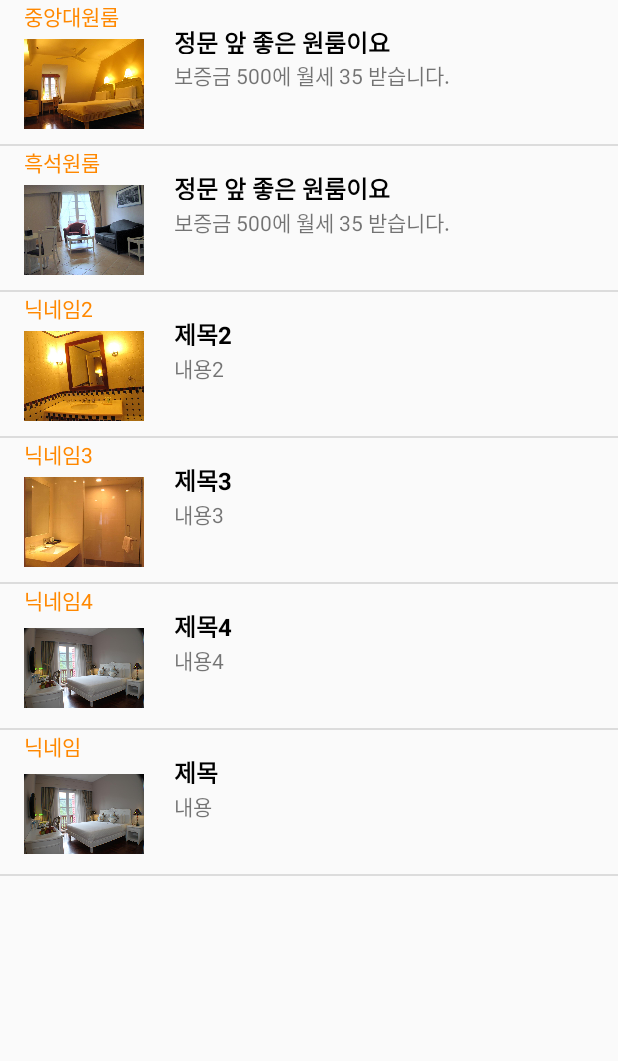
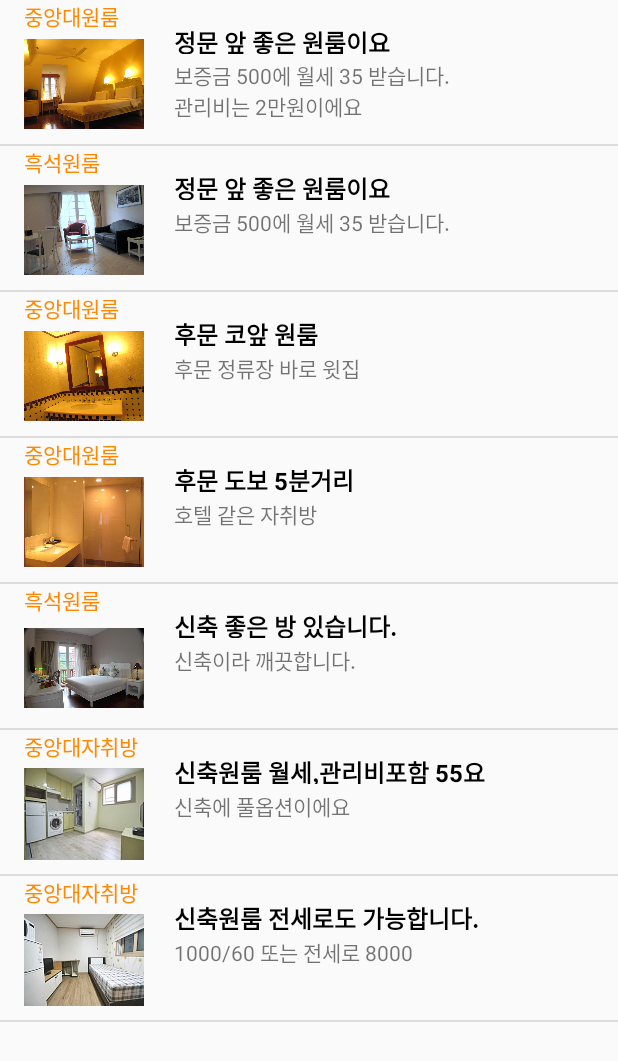
Before and after one commit to HJSUNG/capstone_design, an Android app: the Picture_List_Activity screen opened directly, with no data from a screen before it, on a phone screen of 412 x 824 dp. Shown: the top 1061 px of the screen. Run offline under Robolectric (Android 15) with nearby library versions, the phone set to English and light mode, and no system bars.

Commit message:
merge before

```diff
--- a/HomeSeek/app/src/main/java/csecau/capstone/homeseek/Picture_List_Activity.java
+++ b/HomeSeek/app/src/main/java/csecau/capstone/homeseek/Picture_List_Activity.java
@@ -27,16 +27,19 @@ public class Picture_List_Activity extends Activity {
                 new list_item(R.drawable.room_02,"흑석원룸","정문 앞 좋은 원룸이요","보증금 500에 월세 35 받습니다."));
 
         list_itemArrayList.add(
-                new list_item(R.drawable.room_03,"닉네임2","제목2","내용2"));
+                new list_item(R.drawable.room_03,"중앙대원룸","후문 코앞 원룸","후문 정류장 바로 윗집"));
 
         list_itemArrayList.add(
-                new list_item(R.drawable.room_04,"닉네임3","제목3", "내용3"));
+                new list_item(R.drawable.room_04,"중앙대원룸","후문 도보 5분거리", "호텔 같은 자취방"));
 
         list_itemArrayList.add(
-                new list_item(R.drawable.room_05,"닉네임4","제목4", "내용4"));
+                new list_item(R.drawable.room_05,"흑석원룸","신축 좋은 방 있습니다.", "신축이라 깨끗합니다."));
 
         list_itemArrayList.add(
-                new list_item(R.drawable.room_05,"닉네임","제목", "내용"));
+                new list_item(R.drawable.room_06,"중앙대자취방","신축원룸 월세,관리비포함 55요", "신축에 풀옵션이에요"));
+
+        list_itemArrayList.add(
+                new list_item(R.drawable.room_07,"중앙대자취방","신축원룸 전세로도 가능합니다.", "1000/60 또는 전세로 8000"));
 
 
         pictureListAdapter = new PictureListAdapter(Picture_List_Activity.this, list_itemArrayList);
--- a/HomeSeek/app/src/main/res/layout/picture_list_item.xml
+++ b/HomeSeek/app/src/main/res/layout/picture_list_item.xml
@@ -31,7 +31,7 @@
     <TextView
         android:id="@+id/content_textview"
         android:layout_width="200dp"
-        android:layout_height="20dp"
+        android:layout_height="wrap_content"
         android:layout_marginStart="116dp"
         android:layout_marginTop="40dp"
         android:text="Content"
```
Also changed, not shown: HomeSeek/app/src/main/res/drawable/room_06.jpg (added), HomeSeek/app/src/main/res/drawable/room_07.jpg (added).
